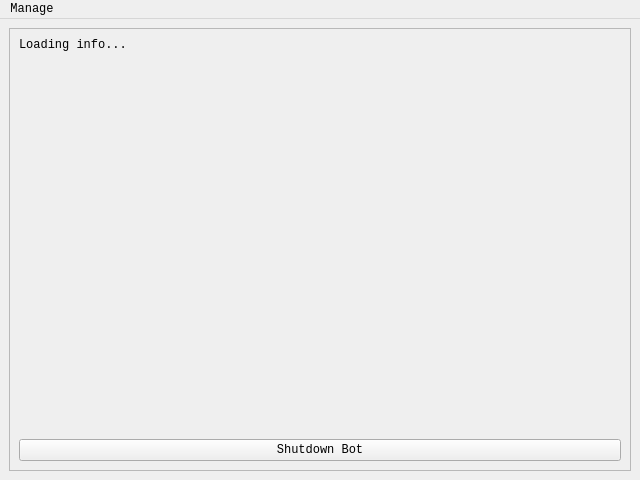
The window that ui/main.ui (mitko8009/mitko-s-Music-Bot) describes before a commit, drawn with Qt 5.
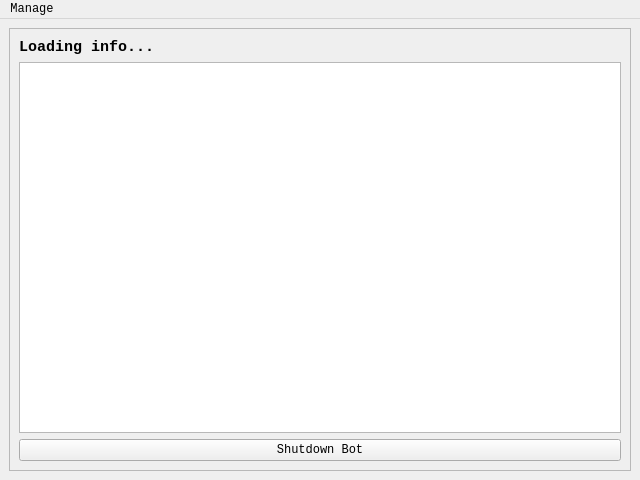
The same window after the commit.

Commit message: feat: Add activity view

```diff
--- a/ui/main.ui
+++ b/ui/main.ui
@@ -38,7 +38,9 @@
          <property name="font">
           <font>
            <family>Consolas</family>
-           <pointsize>9</pointsize>
+           <pointsize>11</pointsize>
+           <weight>75</weight>
+           <bold>true</bold>
           </font>
          </property>
          <property name="text">
@@ -61,6 +63,9 @@
          </property>
         </widget>
        </item>
+       <item>
+        <widget class="QTableWidget" name="table_activity"/>
+       </item>
        <item>
         <widget class="QPushButton" name="stop_btn">
          <property name="font">
```
Left out of the diff: 20 changed lines with no effect on the pictures. The commit also changes 2 other files.
